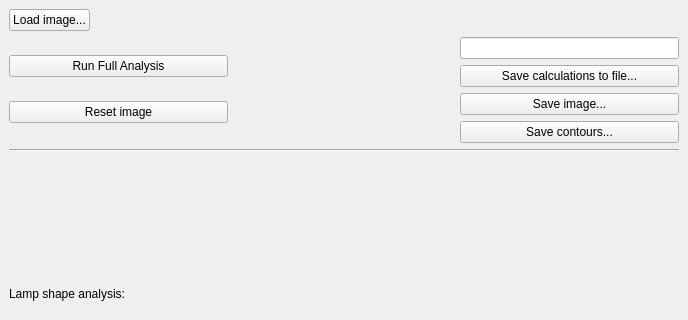
First picture: the form in mainwindow/mainwindow.ui, repository ste1maria/lampImageAnalyser, before the edit; both pictures show x 0 to 688 and y 0 to 320 of the 688 by 764 pixel window.
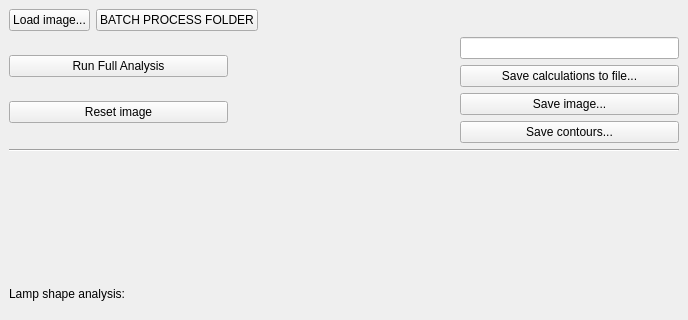
Second picture: the form after the edit.

Commit message: Added batch processing

```diff
--- a/mainwindow/mainwindow.ui
+++ b/mainwindow/mainwindow.ui
@@ -28,6 +28,8 @@
    </property>
    <layout class="QVBoxLayout" name="verticalLayout">
     <item>
+     <layout class="QHBoxLayout" name="horizontalLayout">
+      <item>
      <widget class="QPushButton" name="pushButtonLoadImage">
       <property name="sizePolicy">
        <sizepolicy hsizetype="Fixed" vsizetype="Fixed">
@@ -39,6 +41,28 @@
        <string>Load image...</string>
       </property>
      </widget>
+      </item>
+      <item>
+       <widget class="QPushButton" name="pushButtonBatch">
+        <property name="text">
+         <string>BATCH PROCESS FOLDER</string>
+        </property>
+       </widget>
+      </item>
+      <item>
+       <spacer name="horizontalSpacer">
+        <property name="orientation">
+         <enum>Qt::Horizontal</enum>
+        </property>
+        <property name="sizeHint" stdset="0">
+         <size>
+          <width>40</width>
+          <height>20</height>
+         </size>
+        </property>
+       </spacer>
+      </item>
+     </layout>
     </item>
     <item>
      <layout class="QVBoxLayout" name="layoutImageWidget"/>
```
Lines whose indentation alone changed are shown as unchanged. The commit also changes 6 other files.
